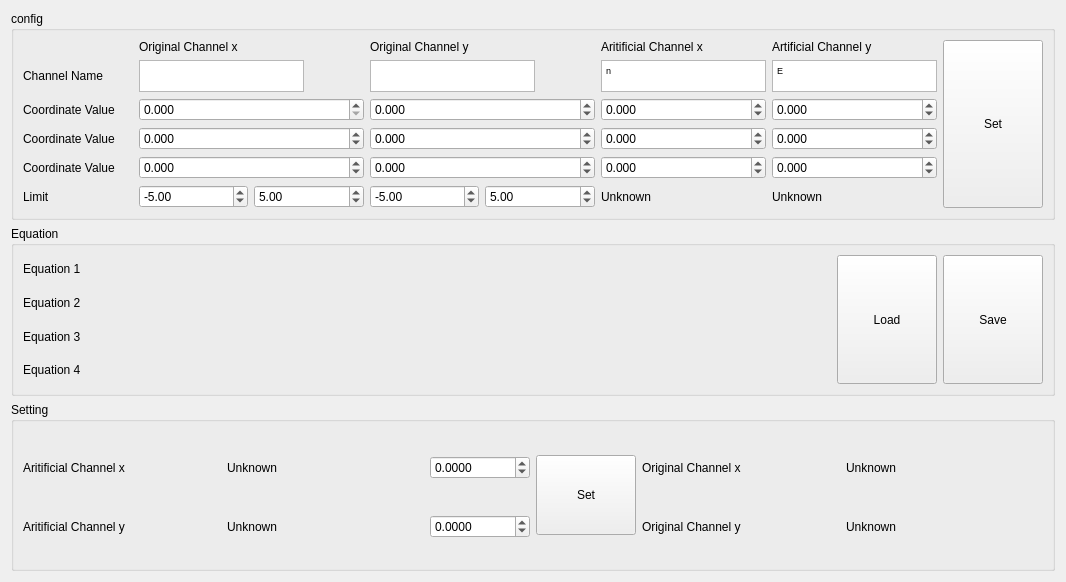
lictailer/zmeter, file core/ui/artificial_channel_2D.ui: the form before one commit.
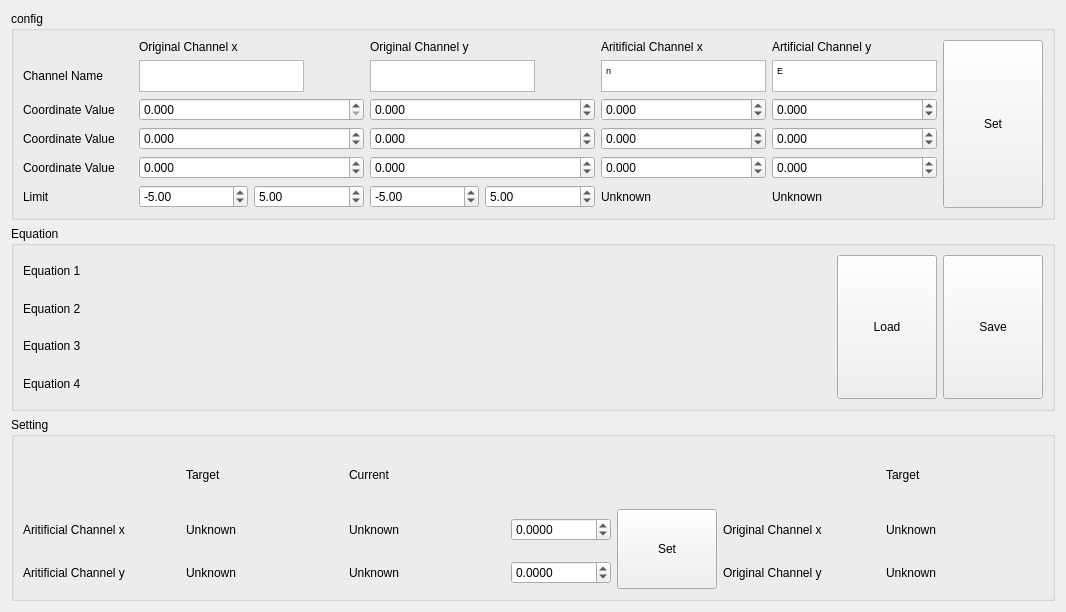
The form after the commit.

Commit message: Separate target/current channel updates

What changed in the file:
```diff
--- a/core/ui/artificial_channel_2D.ui
+++ b/core/ui/artificial_channel_2D.ui
@@ -7,7 +7,7 @@
     <x>0</x>
     <y>0</y>
     <width>1066</width>
-    <height>582</height>
+    <height>612</height>
    </rect>
   </property>
   <property name="sizePolicy">
@@ -553,56 +553,47 @@
      <layout class="QHBoxLayout" name="horizontalLayout_3">
       <item>
        <layout class="QGridLayout" name="gridLayout_2">
-        <item row="1" column="1">
-         <widget class="QLabel" name="ACx_value_label">
-          <property name="minimumSize">
-           <size>
-            <width>80</width>
-            <height>0</height>
-           </size>
-          </property>
-          <property name="text">
-           <string>Unknown</string>
-          </property>
-         </widget>
-        </item>
-        <item row="2" column="1">
-         <widget class="QLabel" name="ACy_value_label">
-          <property name="minimumSize">
-           <size>
-            <width>80</width>
-            <height>0</height>
-           </size>
-          </property>
-          <property name="text">
-           <string>Unknown</string>
-          </property>
-         </widget>
-        </item>
         <item row="1" column="2">
-         <widget class="QDoubleSpinBox" name="ACx_setvalue_doubleSpinBox">
-          <property name="maximumSize">
+         <widget class="QLabel" name="ACx_currentvalue_label">
+          <property name="minimumSize">
            <size>
-            <width>100</width>
-            <height>16777215</height>
+            <width>80</width>
+            <height>0</height>
            </size>
           </property>
-          <property name="decimals">
-           <number>4</number>
-          </property>
-          <property name="minimum">
-           <double>-1000.000000000000000</double>
-          </property>
-          <property name="maximum">
-           <double>1000.000000000000000</double>
-          </property>
-          <property name="singleStep">
-           <double>0.100000000000000</double>
+          <property name="text">
+           <string>Unknown</string>
           </property>
          </widget>
         </item>
         <item row="2" column="2">
-         <widget class="QDoubleSpinBox" name="ACy_setvalue_doubleSpinBox">
+         <widget class="QLabel" name="ACy_currentvalue_label">
+          <property name="minimumSize">
+           <size>
+            <width>80</width>
+            <height>0</height>
+           </size>
+          </property>
+          <property name="text">
+           <string>Unknown</string>
+          </property>
+         </widget>
+        </item>
+        <item row="2" column="1">
+         <widget class="QLabel" name="ACy_value_label">
+          <property name="minimumSize">
+           <size>
+            <width>80</width>
+            <height>0</height>
+           </size>
+          </property>
+          <property name="text">
+           <string>Unknown</string>
+          </property>
+         </widget>
+        </item>
+        <item row="1" column="3">
+         <widget class="QDoubleSpinBox" name="ACx_setvalue_doubleSpinBox">
           <property name="maximumSize">
            <size>
             <width>100</width>
@@ -623,8 +614,8 @@
           </property>
          </widget>
         </item>
-        <item row="1" column="4">
-         <widget class="QLabel" name="OCx_label">
+        <item row="1" column="1">
+         <widget class="QLabel" name="ACx_value_label">
           <property name="minimumSize">
            <size>
             <width>80</width>
@@ -632,11 +623,11 @@
            </size>
           </property>
           <property name="text">
-           <string>Original Channel x</string>
+           <string>Unknown</string>
           </property>
          </widget>
         </item>
-        <item row="1" column="5">
+        <item row="1" column="6">
          <widget class="QLabel" name="OCx_value_label">
           <property name="minimumSize">
            <size>
@@ -649,7 +640,29 @@
           </property>
          </widget>
         </item>
-        <item row="2" column="4">
+        <item row="2" column="3">
+         <widget class="QDoubleSpinBox" name="ACy_setvalue_doubleSpinBox">
+          <property name="maximumSize">
+           <size>
+            <width>100</width>
+            <height>16777215</height>
+           </size>
+          </property>
+          <property name="decimals">
+           <number>4</number>
+          </property>
+          <property name="minimum">
+           <double>-1000.000000000000000</double>
+          </property>
+          <property name="maximum">
+           <double>1000.000000000000000</double>
+          </property>
+          <property name="singleStep">
+           <double>0.100000000000000</double>
+          </property>
+         </widget>
+        </item>
+        <item row="2" column="5">
          <widget class="QLabel" name="OCy_label">
           <property name="minimumSize">
            <size>
@@ -662,7 +675,46 @@
           </property>
          </widget>
         </item>
-        <item row="1" column="3" rowspan="2">
+        <item row="1" column="0">
+         <widget class="QLabel" name="ACx_label">
+          <property name="minimumSize">
+           <size>
+            <width>80</width>
+            <height>0</height>
+           </size>
+          </property>
+          <property name="text">
+           <string>Aritificial Channel x </string>
+          </property>
+         </widget>
+        </item>
+        <item row="1" column="5">
+         <widget class="QLabel" name="OCx_label">
+          <property name="minimumSize">
+           <size>
+            <width>80</width>
+            <height>0</height>
+           </size>
+          </property>
+          <property name="text">
+           <string>Original Channel x</string>
+          </property>
+         </widget>
+        </item>
+        <item row="0" column="1">
+         <widget class="QLabel" name="label_10">
+          <property name="minimumSize">
+           <size>
+            <width>80</width>
+            <height>0</height>
+           </size>
+          </property>
+          <property name="text">
+           <string>Target</string>
+          </property>
+         </widget>
+        </item>
+        <item row="1" column="4" rowspan="2">
          <widget class="QPushButton" name="setvalue_pushButton">
           <property name="minimumSize">
            <size>
@@ -681,32 +733,6 @@
           </property>
          </widget>
         </item>
-        <item row="2" column="5">
-         <widget class="QLabel" name="OCy_value_label">
-          <property name="minimumSize">
-           <size>
-            <width>80</width>
-            <height>0</height>
-           </size>
-          </property>
-          <property name="text">
-           <string>Unknown</string>
-          </property>
-         </widget>
-        </item>
-        <item row="1" column="0">
-         <widget class="QLabel" name="ACx_label">
-          <property name="minimumSize">
-           <size>
-            <width>80</width>
-            <height>0</height>
-           </size>
-          </property>
-          <property name="text">
-           <string>Aritificial Channel x </string>
-          </property>
-         </widget>
-        </item>
         <item row="2" column="0">
          <widget class="QLabel" name="ACy_label">
           <property name="minimumSize">
@@ -720,6 +746,45 @@
           </property>
          </widget>
         </item>
+        <item row="0" column="2">
+         <widget class="QLabel" name="label_11">
+          <property name="minimumSize">
+           <size>
+            <width>80</width>
+            <height>0</height>
+           </size>
+          </property>
+          <property name="text">
+           <string>Current</string>
+          </property>
+         </widget>
+        </item>
+        <item row="0" column="6">
+         <widget class="QLabel" name="label_12">
+          <property name="minimumSize">
+           <size>
+            <width>80</width>
+            <height>0</height>
+           </size>
+          </property>
+          <property name="text">
+           <string>Target</string>
+          </property>
+         </widget>
+        </item>
+        <item row="2" column="6">
+         <widget class="QLabel" name="OCy_value_label">
+          <property name="minimumSize">
+           <size>
+            <width>80</width>
+            <height>0</height>
+           </size>
+          </property>
+          <property name="text">
+           <string>Unknown</string>
+          </property>
+         </widget>
+        </item>
        </layout>
       </item>
      </layout>
```
The commit also changes 9 other files.
